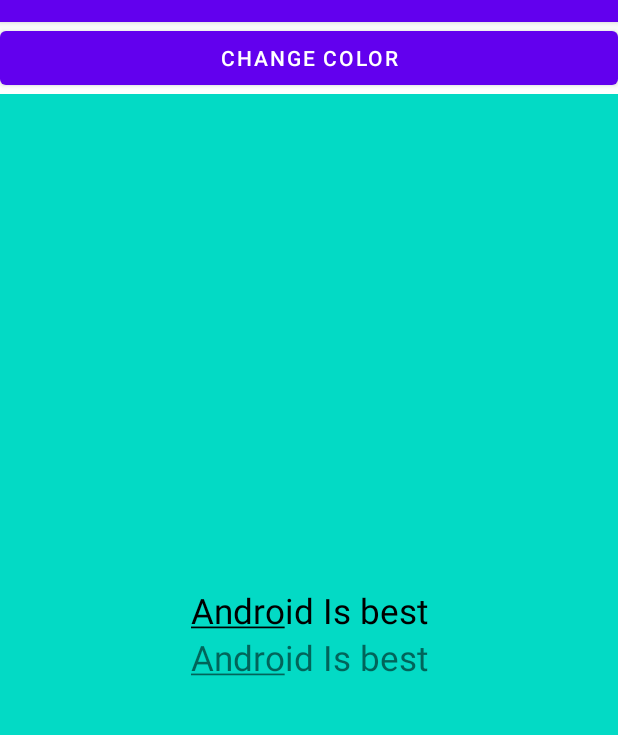
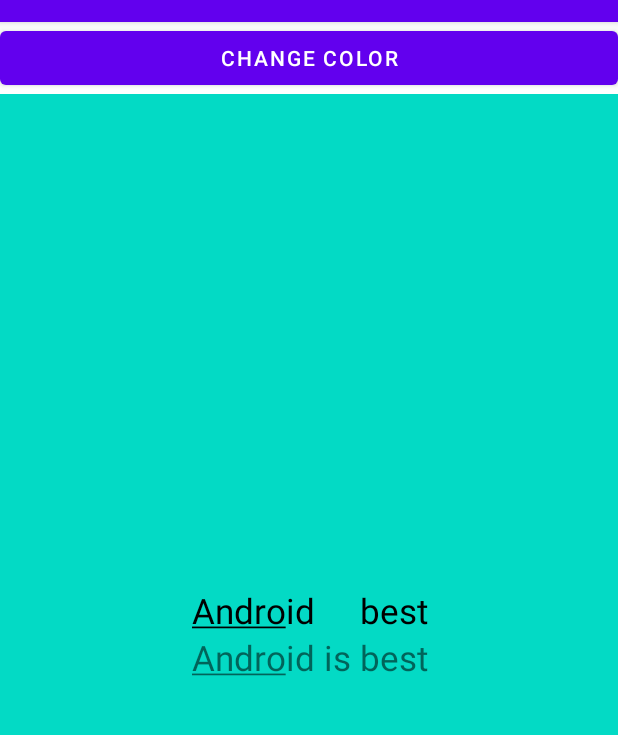
Before and after one commit to fsfaysalcse/ExpProj, an Android app: the screen it shows after launch (MainActivity), after a tap on "CHANGE COLOR", on a phone screen of 412 x 824 dp, the part 62-797 px from its top. Run offline under Robolectric (Android 15) with nearby library versions, the phone set to English and light mode, and no system bars.

Commit message:
Update Animation

```diff
--- a/app/src/main/java/com/example/motiontest/MainActivity.kt
+++ b/app/src/main/java/com/example/motiontest/MainActivity.kt
@@ -1,5 +1,7 @@
 package com.example.motiontest
 
+import android.animation.ObjectAnimator
+import android.animation.ValueAnimator
 import android.annotation.SuppressLint
 import android.graphics.Color
 import android.os.Bundle
@@ -30,7 +32,7 @@ class MainActivity : AppCompatActivity() {
         setContentView(R.layout.activity_main)
 
         val list = listOf<String>(
-            "Android Is best",
+            "Android is best",
             "IOS is optimized",
             "Linux is super",
             "Windows is buggy",
@@ -63,7 +65,7 @@ class MainActivity : AppCompatActivity() {
                 val span = SpannableStringBuilder(holder.textView.text)
 
 
-                val wordToFind = "love"
+                val wordToFind = "is"
                 val startIndex = spannableStringBuilder.indexOf(wordToFind)
 
                 Log.d("dgdsfgdsfgdfsg", "onCreate: $startIndex")
@@ -72,25 +74,49 @@ class MainActivity : AppCompatActivity() {
                     val endIndex = startIndex + wordToFind.length
 
 
-                    span.setSpan(
+                  /*  span.setSpan(
                         ForegroundColorSpan(Color.RED),
                         startIndex,
                         endIndex,
                         Spanned.SPAN_EXCLUSIVE_EXCLUSIVE
-                    )
-                    holder.textView.text = span
+                    )*/
 
-                    /*  val handler = Handler()
+                /*    holder.textView.text = span
+
+                    *//*  val handler = Handler()
                       val runnable = Runnable {
                           spannableStringBuilder.removeSpan(span)
                           holder.textView.text = spannableStringBuilder
                       }
-                      handler.postDelayed(runnable, 3000)*/
+                      handler.postDelayed(runnable, 3000)*//*
 
                     holder.textView.postDelayed({
                         spannableStringBuilder.removeSpan(span)
                         holder.textView.text = spannableStringBuilder
-                    }, 3000)
+                    }, 3000)*/
+
+                    val highlightSpan = ForegroundColorSpan(Color.YELLOW)
+
+
+                    span.setSpan(highlightSpan, startIndex, endIndex, Spannable.SPAN_EXCLUSIVE_EXCLUSIVE)
+                    holder.textView.text = span
+
+                    val animator = ValueAnimator.ofArgb(Color.YELLOW, Color.TRANSPARENT)
+                    animator.duration = 2000 // 2 seconds
+                    animator.addUpdateListener { animator ->
+                        val color = animator.animatedValue as Int
+
+                        val highlightSpan = ForegroundColorSpan(color)
+                        span.setSpan(highlightSpan, startIndex, endIndex, Spannable.SPAN_EXCLUSIVE_EXCLUSIVE)
+                        holder.textView.text = span
+                        holder.textView.invalidate()
+                    }
+                    animator.start()
+
+
+
+
+
                 }
 
             }
```
